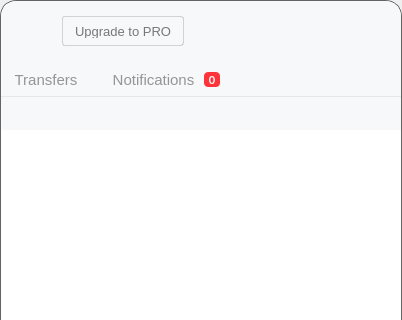
Qt form src/MEGASync/gui/linux/InfoDialog.ui (meganz/MEGAsync) before a commit; both pictures show x 0 to 402 and y 0 to 320 of the 402 by 564 pixel window.
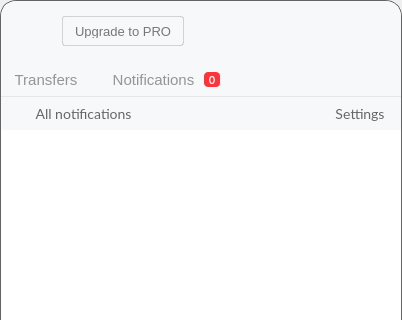
The same form after that commit. Icons and pictures are not drawn. Custom widgets are drawn as their Qt base class.

Patch:
```diff
--- a/src/MEGASync/gui/linux/InfoDialog.ui
+++ b/src/MEGASync/gui/linux/InfoDialog.ui
@@ -1901,16 +1901,198 @@
                     <widget class="QWidget" name="wFilterAndSettings" native="true">
                      <property name="minimumSize">
                       <size>
-                       <width>0</width>
+                       <width>400</width>
                        <height>33</height>
                       </size>
                      </property>
                      <property name="maximumSize">
                       <size>
-                       <width>16777215</width>
+                       <width>400</width>
                        <height>33</height>
                       </size>
                      </property>
+                     <layout class="QHBoxLayout" name="horizontalLayout_14">
+                      <property name="leftMargin">
+                       <number>16</number>
+                      </property>
+                      <property name="topMargin">
+                       <number>0</number>
+                      </property>
+                      <property name="rightMargin">
+                       <number>16</number>
+                      </property>
+                      <property name="bottomMargin">
+                       <number>0</number>
+                      </property>
+                      <item>
+                       <widget class="QWidget" name="wSortNotifications" native="true">
+                        <property name="minimumSize">
+                         <size>
+                          <width>130</width>
+                          <height>0</height>
+                         </size>
+                        </property>
+                        <property name="maximumSize">
+                         <size>
+                          <width>16777215</width>
+                          <height>16777215</height>
+                         </size>
+                        </property>
+                        <layout class="QHBoxLayout" name="horizontalLayout_15">
+                         <property name="spacing">
+                          <number>3</number>
+                         </property>
+                         <property name="leftMargin">
+                          <number>0</number>
+                         </property>
+                         <property name="topMargin">
+                          <number>0</number>
+                         </property>
+                         <property name="rightMargin">
+                          <number>0</number>
+                         </property>
+                         <property name="bottomMargin">
+                          <number>0</number>
+                         </property>
+                         <item>
+                          <widget class="QLabel" name="lNotificationColor">
+                           <property name="minimumSize">
+                            <size>
+                             <width>10</width>
+                             <height>10</height>
+                            </size>
+                           </property>
+                           <property name="maximumSize">
+                            <size>
+                             <width>6</width>
+                             <height>6</height>
+                            </size>
+                           </property>
+                           <property name="text">
+                            <string/>
+                           </property>
+                          </widget>
+                         </item>
+                         <item>
+                          <widget class="QToolButton" name="bActualFilter">
+                           <property name="minimumSize">
+                            <size>
+                             <width>0</width>
+                             <height>21</height>
+                            </size>
+                           </property>
+                           <property name="maximumSize">
+                            <size>
+                             <width>16777215</width>
+                             <height>21</height>
+                            </size>
+                           </property>
+                           <property name="styleSheet">
+                            <string notr="true">#bActualFilter
+{
+	color: #666666;
+	font-family: Lato;
+	font-size: 14px;
+	text-align: center;
+     border: none;
+}</string>
+                           </property>
+                           <property name="text">
+                            <string>All notifications</string>
+                           </property>
+                           <property name="iconSize">
+                            <size>
+                             <width>0</width>
+                             <height>0</height>
+                            </size>
+                           </property>
+                           <property name="toolButtonStyle">
+                            <enum>Qt::ToolButtonTextOnly</enum>
+                           </property>
+                          </widget>
+                         </item>
+                         <item>
+                          <widget class="QPushButton" name="bActualFilterDropDown">
+                           <property name="minimumSize">
+                            <size>
+                             <width>16</width>
+                             <height>16</height>
+                            </size>
+                           </property>
+                           <property name="maximumSize">
+                            <size>
+                             <width>16</width>
+                             <height>16</height>
+                            </size>
+                           </property>
+                           <property name="styleSheet">
+                            <string notr="true">#bActualFilterDropDown
+{
+     border: none;
+}</string>
+                           </property>
+                           <property name="text">
+                            <string/>
+                           </property>
+                           <property name="icon">
+                            <iconset>
+                             <normalon>:/images/arrow-to-left.png</normalon>
+                            </iconset>
+                           </property>
+                           <property name="iconSize">
+                            <size>
+                             <width>8</width>
+                             <height>5</height>
+                            </size>
+                           </property>
+                          </widget>
+                         </item>
+                        </layout>
+                       </widget>
+                      </item>
+                      <item>
+                       <spacer name="horizontalSpacer">
+                        <property name="orientation">
+                         <enum>Qt::Horizontal</enum>
+                        </property>
+                        <property name="sizeHint" stdset="0">
+                         <size>
+                          <width>134</width>
+                          <height>20</height>
+                         </size>
+                        </property>
+                       </spacer>
+                      </item>
+                      <item>
+                       <widget class="QPushButton" name="bNotificationsSettings">
+                        <property name="styleSheet">
+                         <string notr="true">#bNotificationsSettings
+{
+	color: #666666;
+	font-family: Lato;
+	font-size: 14px;
+	line-height: 22px;
+	text-align: center;
+    border: none;
+}</string>
+                        </property>
+                        <property name="text">
+                         <string>Settings</string>
+                        </property>
+                        <property name="icon">
+                         <iconset>
+                          <normalon>:/images/notification_color.png</normalon>
+                         </iconset>
+                        </property>
+                        <property name="iconSize">
+                         <size>
+                          <width>24</width>
+                          <height>24</height>
+                         </size>
+                        </property>
+                       </widget>
+                      </item>
+                     </layout>
                     </widget>
                    </item>
                    <item>
```
